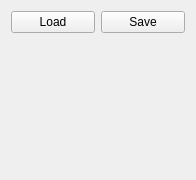
The window that forms/HyperedgeControl.ui (ESANPI2015/gui-hypergraph) describes before a commit, drawn with Qt 5.
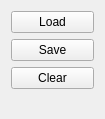
The same window after the commit.

Commit message: Added a clear button to erase all hyperedges

Diff of the .ui file:
```diff
--- a/forms/HyperedgeControl.ui
+++ b/forms/HyperedgeControl.ui
@@ -6,16 +6,16 @@
    <rect>
     <x>0</x>
     <y>0</y>
-    <width>196</width>
-    <height>180</height>
+    <width>105</width>
+    <height>119</height>
    </rect>
   </property>
   <property name="windowTitle">
    <string>Form</string>
   </property>
-  <layout class="QVBoxLayout" name="verticalLayout">
+  <layout class="QVBoxLayout" name="verticalLayout_2">
    <item>
-    <layout class="QHBoxLayout" name="horizontalLayout">
+    <layout class="QVBoxLayout" name="verticalLayout">
      <item>
       <widget class="QPushButton" name="loadButton">
        <property name="text">
@@ -30,6 +30,13 @@
        </property>
       </widget>
      </item>
+     <item>
+      <widget class="QPushButton" name="clearButton">
+       <property name="text">
+        <string>Clear</string>
+       </property>
+      </widget>
+     </item>
     </layout>
    </item>
    <item>
```
The commit also changes 4 other files.
